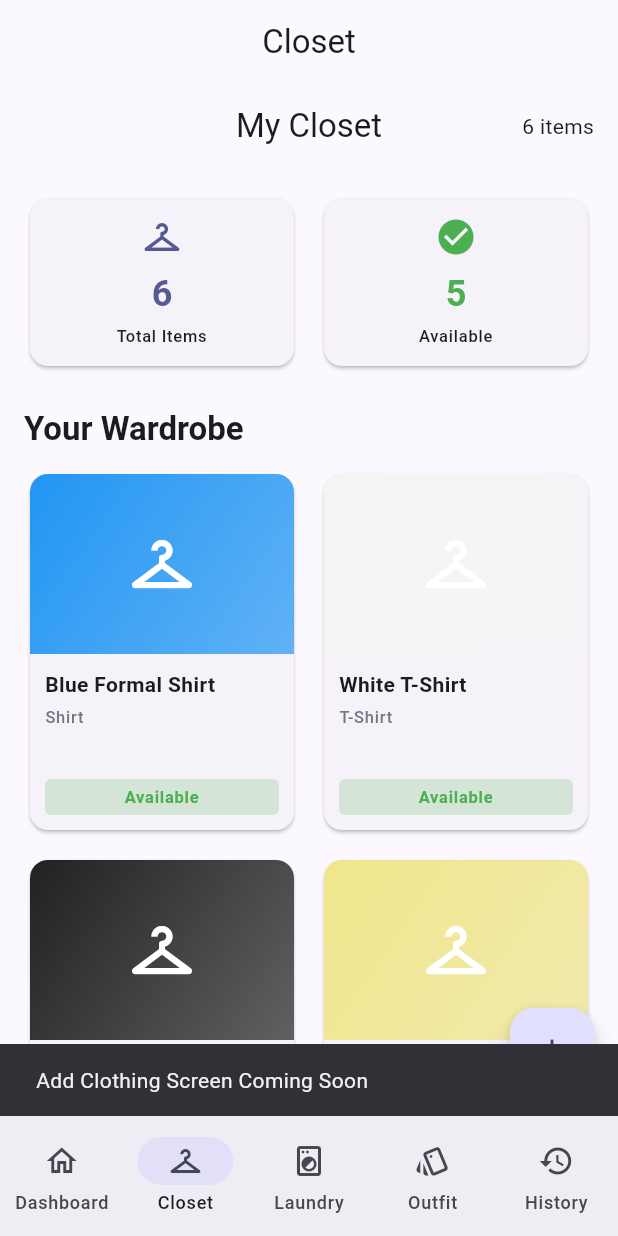
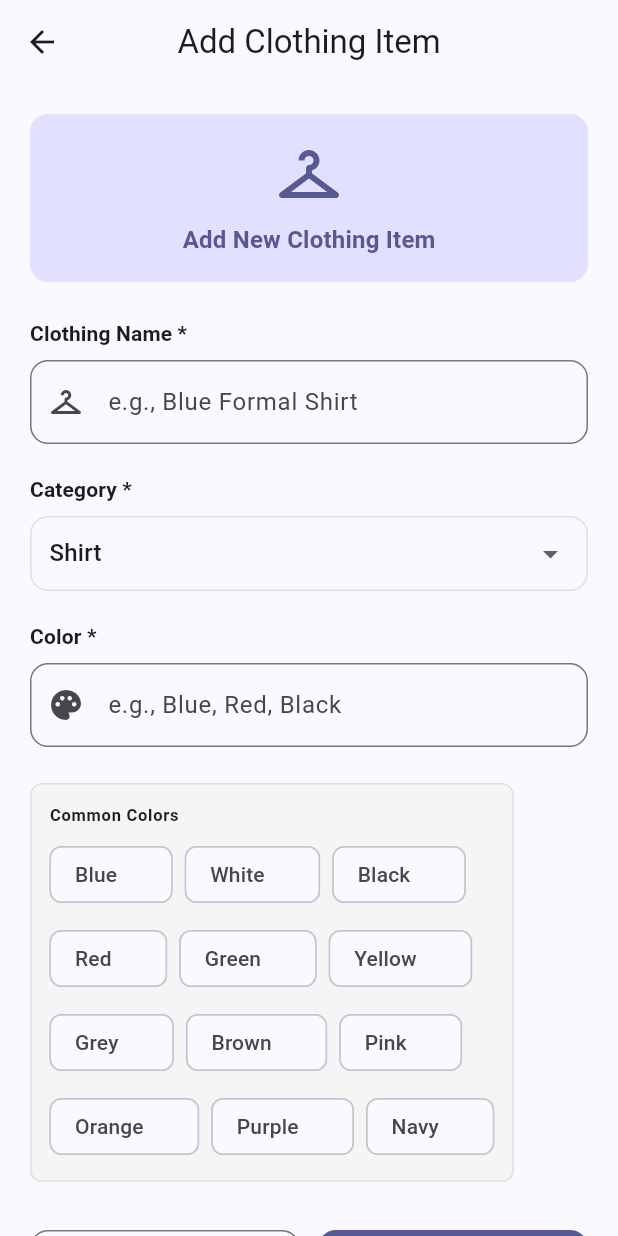
Before and after one commit to MSiva1510/ootd_ai, a Flutter app: the screen it shows after launch, item 2 of the bottom bar chosen, after a tap on the "add" icon, on a phone screen of 412 x 824 dp. Run offline on Flutter 3.47's test engine with Material 3 defaults, Android fonts, the phone set to English and light mode, and no system bars.

Commit message:
Day 3: Add clothing form and dynamic closet updates

```diff
--- a/lib/main.dart
+++ b/lib/main.dart
@@ -10,7 +10,7 @@ void main() {
 }
 
 class OOTDAIApp extends StatelessWidget {
-  const OOTDAIApp({Key? key}) : super(key: key);
+  const OOTDAIApp({super.key});
 
   @override
   Widget build(BuildContext context) {
@@ -40,7 +40,7 @@ class OOTDAIApp extends StatelessWidget {
 }
 
 class MainNavigation extends StatefulWidget {
-  const MainNavigation({Key? key}) : super(key: key);
+  const MainNavigation({super.key});
 
   @override
   State<MainNavigation> createState() => _MainNavigationState();
@@ -135,7 +135,7 @@ class _MainNavigationState extends State<MainNavigation> {
 // ===== PLACEHOLDER SCREENS (Replace these as you build real screens) =====
 
 class DashboardPlaceholder extends StatelessWidget {
-  const DashboardPlaceholder({Key? key}) : super(key: key);
+  const DashboardPlaceholder({super.key});
 
   @override
   Widget build(BuildContext context) {
@@ -162,7 +162,7 @@ class DashboardPlaceholder extends StatelessWidget {
 }
 
 class LaundryPlaceholder extends StatelessWidget {
-  const LaundryPlaceholder({Key? key}) : super(key: key);
+  const LaundryPlaceholder({super.key});
 
   @override
   Widget build(BuildContext context) {
@@ -189,7 +189,7 @@ class LaundryPlaceholder extends StatelessWidget {
 }
 
 class OutfitPlaceholder extends StatelessWidget {
-  const OutfitPlaceholder({Key? key}) : super(key: key);
+  const OutfitPlaceholder({super.key});
 
   @override
   Widget build(BuildContext context) {
@@ -216,7 +216,7 @@ class OutfitPlaceholder extends StatelessWidget {
 }
 
 class HistoryPlaceholder extends StatelessWidget {
-  const HistoryPlaceholder({Key? key}) : super(key: key);
+  const HistoryPlaceholder({super.key});
 
   @override
   Widget build(BuildContext context) {
--- /dev/null
+++ b/lib/screens/closet/add_clothing_screen.dart
@@ -0,0 +1,311 @@
+import 'package:flutter/material.dart';
+import 'package:ootd_ai/models/clothing_item.dart';
+import 'package:ootd_ai/services/clothing_service.dart';
+
+/// Screen for adding a new clothing item
+class AddClothingScreen extends StatefulWidget {
+  const AddClothingScreen({Key? key}) : super(key: key);
+
+  @override
+  State<AddClothingScreen> createState() => _AddClothingScreenState();
+}
+
+class _AddClothingScreenState extends State<AddClothingScreen> {
+  late ClothingService _clothingService;
+
+  // Form controllers
+  final TextEditingController _nameController = TextEditingController();
+  final TextEditingController _colorController = TextEditingController();
+
+  // Form state
+  String _selectedCategory = 'Shirt';
+  final _formKey = GlobalKey<FormState>();
+
+  @override
+  void initState() {
+    super.initState();
+    _clothingService = ClothingService();
+  }
+
+  @override
+  void dispose() {
+    _nameController.dispose();
+    _colorController.dispose();
+    super.dispose();
+  }
+
+  /// Validate and save the clothing item
+  void _saveClothing() {
+    if (_formKey.currentState!.validate()) {
+      // Create new clothing item
+      final newItem = ClothingItem(
+        id: DateTime.now().millisecondsSinceEpoch.toString(),
+        name: _nameController.text.trim(),
+        category: _selectedCategory,
+        color: _colorController.text.trim(),
+        status: 'Available',
+        dateAdded: DateTime.now(),
+      );
+
+      // Add to service
+      _clothingService.addClothingItem(newItem);
+
+      // Show success message
+      ScaffoldMessenger.of(context).showSnackBar(
+        SnackBar(
+          content: Text('${newItem.name} added successfully!'),
+          duration: const Duration(seconds: 2),
+          backgroundColor: Colors.green,
+        ),
+      );
+
+      // Navigate back to closet screen
+      Navigator.pop(context, true);
+    }
+  }
+
+  /// Cancel and go back
+  void _cancel() {
+    Navigator.pop(context, false);
+  }
+
+  @override
+  Widget build(BuildContext context) {
+    final colorScheme = Theme.of(context).colorScheme;
+
+    return Scaffold(
+      appBar: AppBar(
+        title: const Text('Add Clothing Item'),
+        centerTitle: true,
+        elevation: 0,
+      ),
+      body: SingleChildScrollView(
+        padding: const EdgeInsets.all(20.0),
+        child: Form(
+          key: _formKey,
+          child: Column(
+            crossAxisAlignment: CrossAxisAlignment.start,
+            children: [
+              // Header section
+              Container(
+                width: double.infinity,
+                padding: const EdgeInsets.all(16.0),
+                decoration: BoxDecoration(
+                  color: colorScheme.primaryContainer,
+                  borderRadius: BorderRadius.circular(12.0),
+                ),
+                child: Column(
+                  children: [
+                    Icon(
+                      Icons.checkroom,
+                      size: 48,
+                      color: colorScheme.primary,
+                    ),
+                    const SizedBox(height: 8),
+                    Text(
+                      'Add New Clothing Item',
+                      style: Theme.of(context).textTheme.titleMedium?.copyWith(
+                            fontWeight: FontWeight.w600,
+                            color: colorScheme.primary,
+                          ),
+                    ),
+                  ],
+                ),
+              ),
+              const SizedBox(height: 24),
+
+              // Clothing Name Field
+              Text(
+                'Clothing Name *',
+                style: Theme.of(context).textTheme.labelLarge?.copyWith(
+                      fontWeight: FontWeight.w600,
+                    ),
+              ),
+              const SizedBox(height: 8),
+              TextFormField(
+                controller: _nameController,
+                decoration: InputDecoration(
+                  hintText: 'e.g., Blue Formal Shirt',
+                  prefixIcon: const Icon(Icons.checkroom),
+                  border: OutlineInputBorder(
+                    borderRadius: BorderRadius.circular(12),
+                  ),
+                ),
+                validator: (value) {
+                  if (value == null || value.trim().isEmpty) {
+                    return 'Please enter clothing name';
+                  }
+                  if (value.trim().length < 3) {
+                    return 'Name must be at least 3 characters';
+                  }
+                  return null;
+                },
+              ),
+              const SizedBox(height: 20),
+
+              // Category Dropdown
+              Text(
+                'Category *',
+                style: Theme.of(context).textTheme.labelLarge?.copyWith(
+                      fontWeight: FontWeight.w600,
+                    ),
+              ),
+              const SizedBox(height: 8),
+              Container(
+                decoration: BoxDecoration(
+                  border: Border.all(color: Colors.grey[300]!),
+                  borderRadius: BorderRadius.circular(12),
+                ),
+                child: DropdownButton<String>(
+                  value: _selectedCategory,
+                  isExpanded: true,
+                  underline: const SizedBox.shrink(),
+                  padding: const EdgeInsets.symmetric(horizontal: 12),
+                  items: ClothingItem.categories.map((String category) {
+                    return DropdownMenuItem<String>(
+                      value: category,
+                      child: Padding(
+                        padding: const EdgeInsets.symmetric(vertical: 12.0),
+                        child: Text(category),
+                      ),
+                    );
+                  }).toList(),
+                  onChanged: (String? newValue) {
+                    if (newValue != null) {
+                      setState(() {
+                        _selectedCategory = newValue;
+                      });
+                    }
+                  },
+                ),
+              ),
+              const SizedBox(height: 20),
+
+              // Color Field
+              Text(
+                'Color *',
+                style: Theme.of(context).textTheme.labelLarge?.copyWith(
+                      fontWeight: FontWeight.w600,
+                    ),
+              ),
+              const SizedBox(height: 8),
+              TextFormField(
+                controller: _colorController,
+                decoration: InputDecoration(
+                  hintText: 'e.g., Blue, Red, Black',
+                  prefixIcon: const Icon(Icons.palette),
+                  border: OutlineInputBorder(
+                    borderRadius: BorderRadius.circular(12),
+                  ),
+                ),
+                validator: (value) {
+                  if (value == null || value.trim().isEmpty) {
+                    return 'Please enter color';
+                  }
+                  if (value.trim().length < 2) {
+                    return 'Please enter a valid color';
+                  }
+                  return null;
+                },
+              ),
+              const SizedBox(height: 24),
+
+              // Available Colors Reference
+              Container(
+                padding: const EdgeInsets.all(12.0),
+                decoration: BoxDecoration(
+                  color: Colors.grey[100],
+                  borderRadius: BorderRadius.circular(8),
+                  border: Border.all(color: Colors.grey[300]!),
+                ),
+                child: Column(
+                  crossAxisAlignment: CrossAxisAlignment.start,
+                  children: [
+                    Text(
+                      'Common Colors',
+                      style: Theme.of(context).textTheme.labelSmall?.copyWith(
+                            fontWeight: FontWeight.w600,
+                          ),
+                    ),
+                    const SizedBox(height: 8),
+                    Wrap(
+                      spacing: 8,
+                      runSpacing: 8,
+                      children: [
+                        'Blue',
+                        'White',
+                        'Black',
+                        'Red',
+                        'Green',
+                        'Yellow',
+                        'Grey',
+                        'Brown',
+                        'Pink',
+                        'Orange',
+                        'Purple',
+                        'Navy',
+                      ]
+                          .map((color) => Chip(
+                                label: Text(color),
+                                onDeleted: () {
+                                  _colorController.text = color;
+                                },
+                                deleteIcon: const SizedBox.shrink(),
+                              ))
+                          .toList(),
+                    ),
+                  ],
+                ),
+              ),
+              const SizedBox(height: 32),
+
+              // Action Buttons
+              Row(
+                children: [
+                  // Cancel Button
+                  Expanded(
+                    child: OutlinedButton(
+                      onPressed: _cancel,
+                      style: OutlinedButton.styleFrom(
+                        padding: const EdgeInsets.symmetric(vertical: 14),
+                        shape: RoundedRectangleBorder(
+                          borderRadius: BorderRadius.circular(12),
+                        ),
+                      ),
+                      child: const Text('Cancel'),
+                    ),
+                  ),
+                  const SizedBox(width: 12),
+                  // Save Button
+                  Expanded(
+                    child: FilledButton(
+                      onPressed: _saveClothing,
+                      style: FilledButton.styleFrom(
+                        padding: const EdgeInsets.symmetric(vertical: 14),
+                        shape: RoundedRectangleBorder(
+                          borderRadius: BorderRadius.circular(12),
+                        ),
+                      ),
+                      child: const Text('Save'),
+                    ),
+                  ),
+                ],
+              ),
+              const SizedBox(height: 24),
+
+              // Info Text
+              Center(
+                child: Text(
+                  'Fields marked with * are required',
+                  style: Theme.of(context).textTheme.labelSmall?.copyWith(
+                        color: Colors.grey[600],
+                      ),
+                ),
+              ),
+            ],
+          ),
+        ),
+      ),
+    );
+  }
+}
--- a/lib/screens/closet/closet_screen.dart
+++ b/lib/screens/closet/closet_screen.dart
@@ -1,10 +1,11 @@
 import 'package:flutter/material.dart';
+import 'package:ootd_ai/services/clothing_service.dart';
 import 'package:ootd_ai/models/clothing_item.dart';
-import 'package:ootd_ai/services/clothing_service.dart';
+import 'package:ootd_ai/screens/closet/add_clothing_screen.dart';
 
 /// Closet screen for managing clothing items
 class ClosetScreen extends StatefulWidget {
-  const ClosetScreen({super.key});
+  const ClosetScreen({Key? key}) : super(key: key);
 
   @override
   State<ClosetScreen> createState() => _ClosetScreenState();
@@ -28,14 +29,19 @@ class _ClosetScreenState extends State<ClosetScreen> {
     });
   }
 
-  /// Handle add clothing button press
-  void _onAddClothingPressed() {
-    ScaffoldMessenger.of(context).showSnackBar(
-      const SnackBar(
-        content: Text('Add Clothing Screen Coming Soon'),
-        duration: Duration(seconds: 2),
+  /// Navigate to Add Clothing Screen
+  void _onAddClothingPressed() async {
+    final result = await Navigator.push(
+      context,
+      MaterialPageRoute(
+        builder: (context) => const AddClothingScreen(),
       ),
     );
+
+    // If item was added, refresh the list
+    if (result == true) {
+      _loadClothingItems();
+    }
   }
 
   /// Get status color based on status string
@@ -256,7 +262,7 @@ class _ClosetScreenState extends State<ClosetScreen> {
                   end: Alignment.bottomRight,
                   colors: [
                     _getColorFromString(item.color),
-                    _getColorFromString(item.color).withValues(alpha: 0.7),
+                    _getColorFromString(item.color).withOpacity(0.7),
                   ],
                 ),
               ),
@@ -309,7 +315,7 @@ class _ClosetScreenState extends State<ClosetScreen> {
                         horizontal: 8,
                       ),
                       decoration: BoxDecoration(
-                        color: statusColor.withValues(alpha: 0.2),
+                        color: statusColor.withOpacity(0.2),
                         borderRadius: BorderRadius.circular(4),
                       ),
                       child: Text(
@@ -423,14 +429,12 @@ class _ClosetScreenState extends State<ClosetScreen> {
     switch (category) {
       case 'Shirt':
       case 'T-Shirt':
-        return Icons.checkroom;
       case 'Pant':
       case 'Jeans':
-        return Icons.checkroom;
       case 'Shoe':
       case 'Sandal':
       case 'Chappal':
-        return Icons.shopping_bag;
+        return Icons.checkroom;
       default:
         return Icons.checkroom;
     }
--- a/lib/services/clothing_service.dart
+++ b/lib/services/clothing_service.dart
@@ -108,8 +108,23 @@ class ClothingService {
   }
 
   /// Add a new clothing item
-  void addClothingItem(ClothingItem item) {
-    _clothingList.add(item);
+  ///
+  /// This method adds a new clothing item to the wardrobe.
+  /// The item is added to the in-memory list.
+  ///
+  /// Returns true if the item was added successfully.
+  bool addClothing(ClothingItem item) {
+    try {
+      _clothingList.add(item);
+      return true;
+    } catch (e) {
+      return false;
+    }
+  }
+
+  /// Add a new clothing item (alias for addClothing)
+  bool addClothingItem(ClothingItem item) {
+    return addClothing(item);
   }
 
   /// Update an existing clothing item
```
